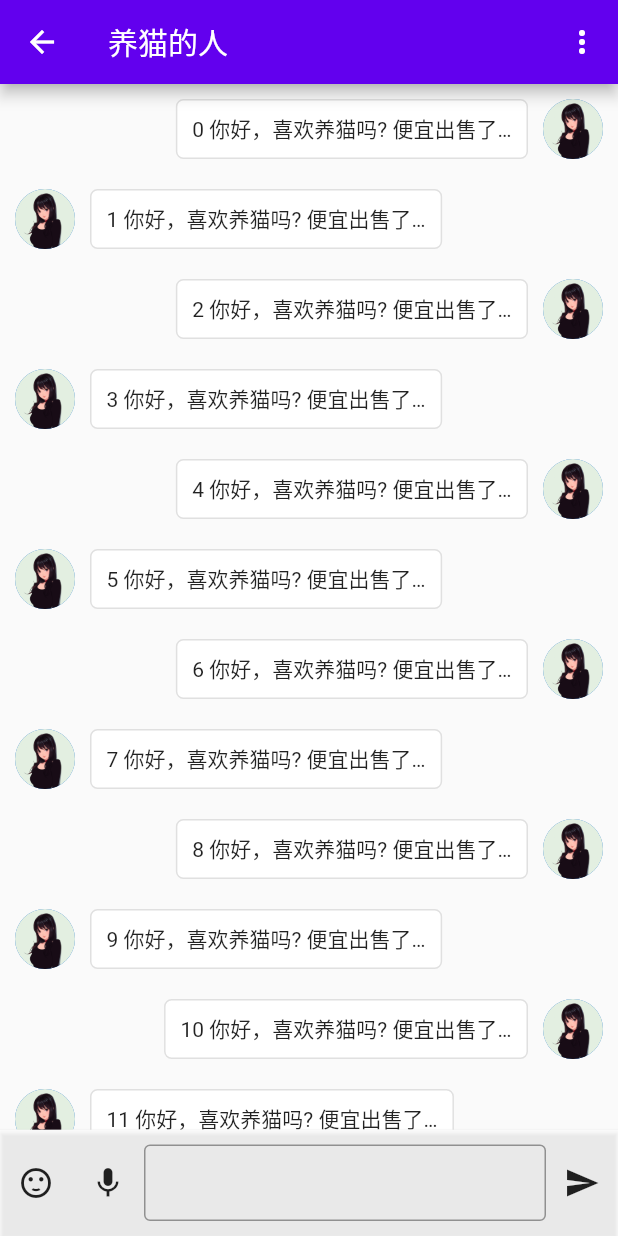
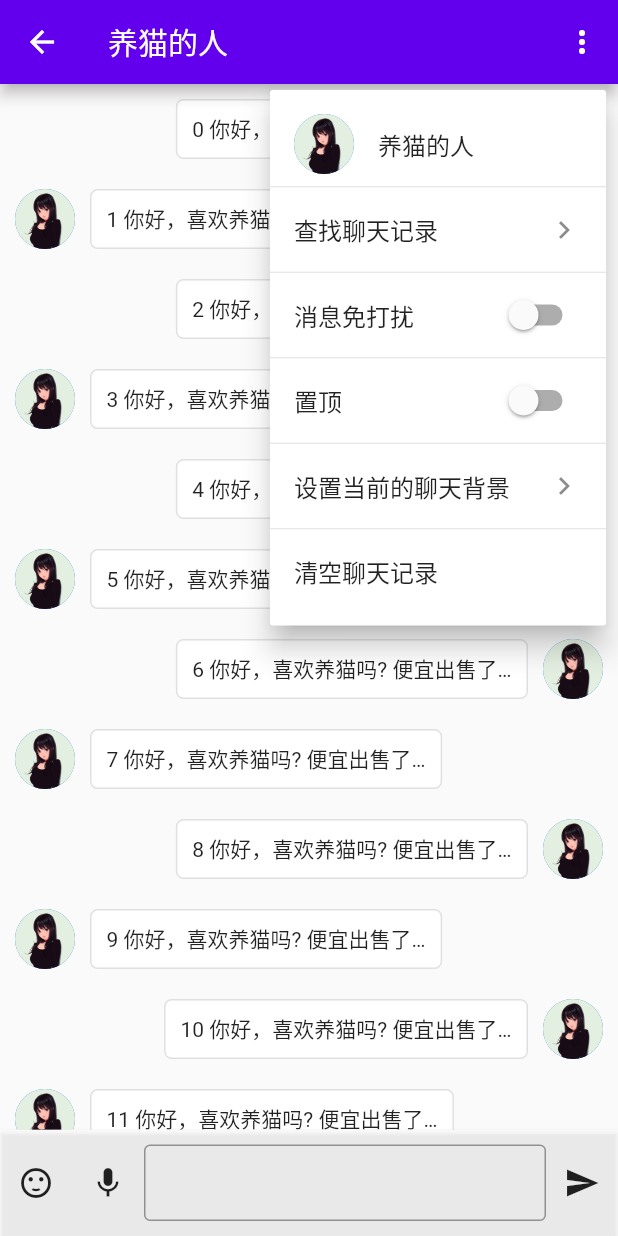
Before and after one commit to tangdaohai/happy_chat_flutter, a Flutter app: the Conversation screen opened by its route, after a tap on the "more vert" icon, on a phone screen of 412 x 824 dp. Run offline on Flutter 3.47's test engine with Material 2 defaults, Android fonts, the phone set to English and light mode, and no system bars; our stand-ins replace flutter_screenutil, flutter_slidable, flutter_svg.

Commit message:
feat(views/conversation): 操作菜单

```diff
--- a/lib/views/conversation/conversation.dart
+++ b/lib/views/conversation/conversation.dart
@@ -5,9 +5,16 @@ class Conversation extends StatefulWidget {
 }
 
 class _ConversationState extends State<Conversation> {
+  // 消息免打扰
+  bool _noDisturb = false;
   // 记录发送输入框的键盘弹出状态 true 表示弹出
   bool _iskeyBoardShow = false;
   FocusNode _sendMsgTextFieldNode = new FocusNode();
+
+  // 置顶
+  void _setTopChanged (bool val) {
+
+  }
   // 修改键盘弹出状态
   void _changeKeyBoardStatus () {
     setState(() {
@@ -56,7 +63,6 @@ class _ConversationState extends State<Conversation> {
 
   @override
   Widget build(BuildContext context) {
-
     // 获取全面屏下方的距离，如果是非全面屏 bottomSize = 0
     final double bottomSize = MediaQuery.of(context).padding.bottom;
 
@@ -66,9 +72,73 @@ class _ConversationState extends State<Conversation> {
       appBar: AppBar(
         title: Text('养猫的人'),
         actions: <Widget>[
-          IconButton(
+          // IconButton(
+          //   icon: Icon(Icons.more_vert),
+          //   onPressed: () => {},
+          // )
+          PopupMenuButton(
             icon: Icon(Icons.more_vert),
-            onPressed: () => {},
+            offset: Offset(0, 60),
+            itemBuilder: (BuildContext context) => <PopupMenuEntry<String>>[
+              const PopupMenuItem<String>(
+                value: 'user_detail',
+                child: ListTile(
+                  leading: CircleAvatar(
+                    radius: 20,
+                    backgroundImage: AssetImage('images/126244.jpg'),
+                  ),
+                  title: Text('养猫的人')
+                ),
+              ),
+              PopupMenuDivider(height: 1,),
+              PopupMenuItem<String>(
+                value: 'search_history',
+                child: ListTile(
+                  title: Text('查找聊天记录'),
+                  trailing: Icon(Icons.keyboard_arrow_right),
+                ),
+              ),
+              PopupMenuDivider(height: 1,),
+              PopupMenuItem<String>(
+                child: SwitchListTile(
+                  title: Text('消息免打扰'),
+                  value: _noDisturb,
+                  onChanged: (bool newValue) {
+                    setState(() {
+                      _noDisturb = newValue;
+                    });
+                  },
+                ),
+              ),
+              PopupMenuDivider(height: 1,),
+              PopupMenuItem<String>(
+                child: SwitchListTile(
+                  title: Text('置顶'),
+                  value: _noDisturb,
+                  onChanged: (bool newValue) {
+                    print(newValue);
+                    setState(() {
+                      _noDisturb = newValue;
+                    });
+                  },
+                ),
+              ),
+              PopupMenuDivider(height: 1,),
+              PopupMenuItem<String>(
+                value: 'search_history',
+                child: ListTile(
+                  title: Text('设置当前的聊天背景'),
+                  trailing: Icon(Icons.keyboard_arrow_right),
+                ),
+              ),
+              PopupMenuDivider(height: 1,),
+              PopupMenuItem<String>(
+                value: 'search_history',
+                child: ListTile(
+                  title: Text('清空聊天记录'),
+                ),
+              ),
+            ],
           )
         ],
       ),
```
